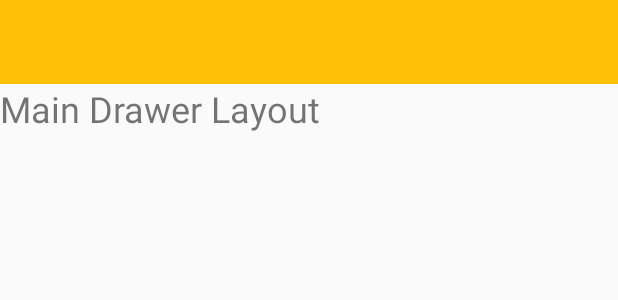
After one commit to firstdreamding/MapsApp, an Android app: the layout menu_drawer.xml on its own in the app's theme, with its tools: preview values and no code run, on a phone screen of 412 x 824 dp. The commit adds this screen. Shown: the top 300 px of the screen. Run offline under Robolectric (Android 15) with nearby library versions, the phone set to English and light mode, and no system bars.

Commit message:
more features?

```diff
--- a/app/build.gradle
+++ b/app/build.gradle
@@ -4,7 +4,7 @@ android {
     compileSdkVersion 28
     defaultConfig {
         applicationId "com.example.gding3.maindelivery"
-        minSdkVersion 15
+        minSdkVersion 21
         targetSdkVersion 28
         versionCode 1
         versionName "1.0"
--- /dev/null
+++ b/app/src/main/java/com/example/gding3/maindelivery/BrowseRecipesActivity.java
@@ -0,0 +1,6 @@
+package com.example.gding3.maindelivery;
+
+import android.support.v4.app.Fragment;
+
+public class BrowseRecipesActivity extends Fragment {
+}
--- /dev/null
+++ b/app/src/main/res/layout/menu_drawer.xml
@@ -0,0 +1,39 @@
+<?xml version="1.0" encoding="utf-8"?>
+<android.support.v4.widget.DrawerLayout
+    xmlns:android="http://schemas.android.com/apk/res/android"
+    xmlns:tools="http://schemas.android.com/tools"
+    android:layout_width="match_parent"
+    android:layout_height="match_parent"
+    xmlns:app="http://schemas.android.com/apk/res-auto"
+    tools:context=".MainDrawerActivity"
+    android:id="@+id/drawerLayout">
+
+    <LinearLayout
+        android:orientation="vertical"
+        android:layout_width="match_parent"
+        android:layout_height="match_parent">
+
+        <include layout="@layout/navigation_action"
+            android:layout_width="match_parent"
+            android:layout_height="wrap_content"/>
+
+        <TextView
+            android:id="@+id/textView"
+            android:layout_width="match_parent"
+            android:layout_height="wrap_content"
+            android:layout_gravity="center_vertical"
+            android:scrollbars="none"
+            android:text="Main Drawer Layout"
+            android:textSize="24sp" />
+    </LinearLayout>
+
+    <android.support.design.widget.NavigationView
+        android:layout_width="wrap_content"
+        android:layout_height="match_parent"
+        android:layout_gravity="start"
+        app:menu="@menu/navigation_menu"
+        app:headerLayout="@layout/navigation_header">
+
+
+    </android.support.design.widget.NavigationView>
+</android.support.v4.widget.DrawerLayout>
--- /dev/null
+++ b/app/src/main/res/layout/navigation_action.xml
@@ -0,0 +1,9 @@
+<?xml version="1.0" encoding="utf-8"?>
+<android.support.v7.widget.Toolbar xmlns:android="http://schemas.android.com/apk/res/android"
+    android:id="@+id/nav_action"
+    android:layout_width="match_parent"
+    android:layout_height="wrap_content"
+    android:background="@color/colorPrimary"
+    android:orientation="vertical">
+
+</android.support.v7.widget.Toolbar>
--- /dev/null
+++ b/app/src/main/res/menu/navigation_menu.xml
@@ -0,0 +1,13 @@
+<?xml version="1.0" encoding="utf-8"?>
+<menu xmlns:android="http://schemas.android.com/apk/res/android">
+    <item android:id="@+id/nav_account"
+        android:icon="@mipmap/round_face_black_24dp"
+        android:title="My Account" />
+    <item android:id="@+id/nav_settings"
+        android:icon="@mipmap/round_settings_black_24dp"
+        android:title="Settings"/>
+    <item android:icon="@mipmap/round_favorite_black_24dp"
+        android:title="Favourites"
+        android:id="@+id/nav_favourites"/>
+
+</menu>
--- a/app/src/main/res/values/colors.xml
+++ b/app/src/main/res/values/colors.xml
@@ -1,6 +1,6 @@
 <?xml version="1.0" encoding="utf-8"?>
 <resources>
-    <color name="colorPrimary">#FFC107</color>
+    <color name="colorPrimary">#ffc107</color>
     <color name="colorPrimaryDark">#FFA000</color>
     <color name="backgroundColor">#fcfcfc</color>
     <color name="lightGrayLine">#ededed</color>
@@ -9,4 +9,6 @@
     <color name="materialGreen">#00bfa5</color>
     <color name="pinkAccent">#ff4081</color>
     <color name="colorAccent">#ffcc99</color>
+    <color name="lightOrange">#FFCC99</color>
+    <color name="brownOrange">#CC6600</color>
 </resources>
--- a/app/src/main/res/values/strings.xml
+++ b/app/src/main/res/values/strings.xml
@@ -4,4 +4,8 @@
 
     <!-- TODO: Remove or change this placeholder text -->
     <string name="hello_blank_fragment">Hello blank fragment</string>
+    <string name="open">Open</string>
+    <string name="close">Close</string>
+
+
 </resources>
--- a/app/src/main/res/values/styles.xml
+++ b/app/src/main/res/values/styles.xml
@@ -1,7 +1,7 @@
 <resources>
 
     <!-- Base application theme. -->
-    <style name="AppTheme" parent="Theme.AppCompat.Light.DarkActionBar">
+    <style name="AppTheme" parent="Theme.AppCompat.Light.NoActionBar">
         <!-- Customize your theme here. -->
         <item name="colorPrimary">@color/colorPrimary</item>
         <item name="colorPrimaryDark">@color/colorPrimaryDark</item>
```
Also changed, not shown: app/src/main/AndroidManifest.xml (+10 -0 lines), app/src/main/java/com/example/gding3/maindelivery/MainDrawerActivity.java (added, +42 -0 lines), app/src/main/res/drawable/ic_account_circle_black_24dp.xml (added, +9 -0 lines), app/src/main/res/layout/fragment_browserecipes.xml (added, +18 -0 lines), app/src/main/res/layout/navigation_header.xml (added, +19 -0 lines).
